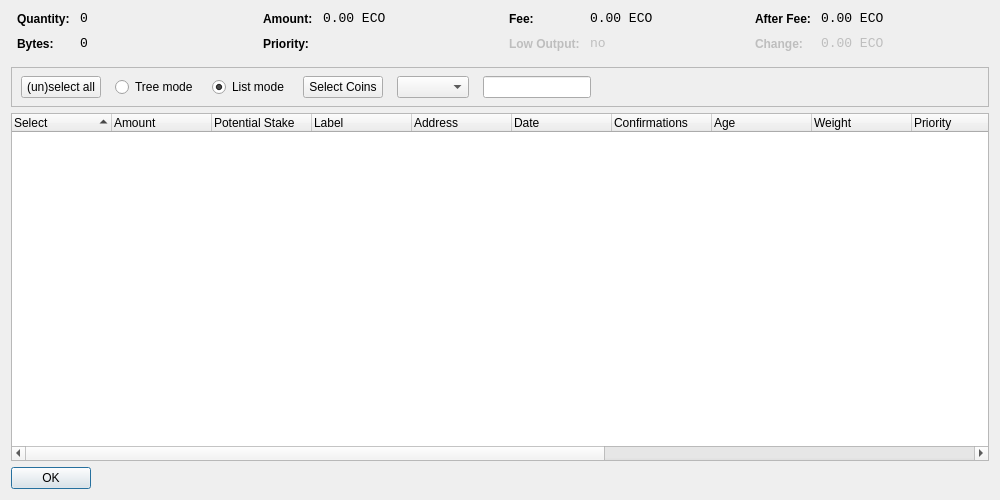
First picture: the form in ecoin/src/qt/forms/coincontroldialog.ui, repository epsylon/ecoin, before the edit.
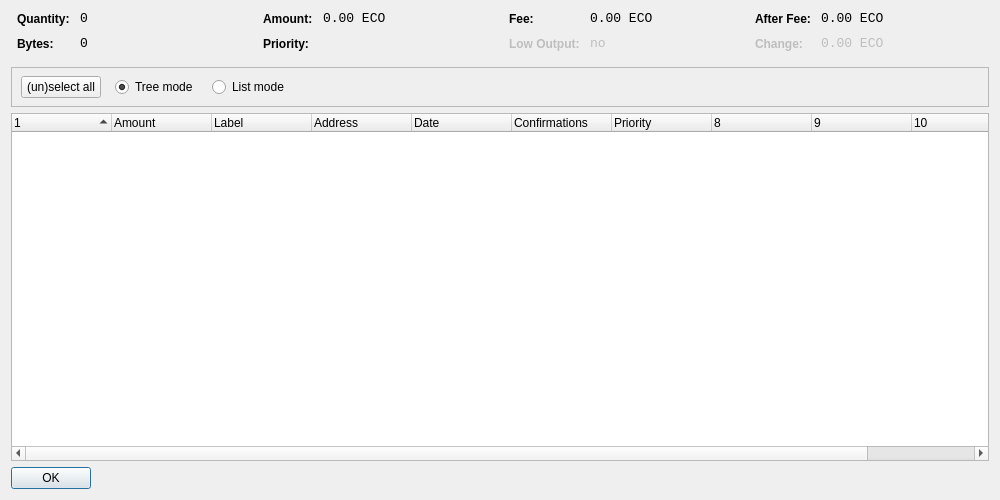
Second picture: the form after the edit. Custom widgets are drawn as their Qt base class.

```diff
--- a/ecoin/src/qt/forms/coincontroldialog.ui
+++ b/ecoin/src/qt/forms/coincontroldialog.ui
@@ -379,7 +379,7 @@
         <height>41</height>
        </rect>
       </property>
-      <layout class="QHBoxLayout" name="horizontalLayoutPanel" stretch="0,0,0,0,0,0,0">
+      <layout class="QHBoxLayout" name="horizontalLayoutPanel" stretch="0,0,0,0,0">
        <property name="spacing">
         <number>14</number>
        </property>
@@ -407,6 +407,9 @@
          <property name="text">
           <string>Tree mode</string>
          </property>
+         <property name="checked">
+          <bool>true</bool>
+         </property>
         </widget>
        </item>
        <item>
@@ -420,38 +423,6 @@
          <property name="text">
           <string>List mode</string>
          </property>
-         <property name="checked">
-          <bool>true</bool>
-         </property>
-        </widget>
-       </item>
-       <item>
-       <widget class="QPushButton" name="pushButtonCustomCC">
-        <property name="text">
-         <string>Select Coins</string>
-        </property>
-       </widget>
-      </item>
-      <item>
-       <widget class="QComboBox" name="QComboBoxFilterCoins"/>
-      </item>
-      <item>
-       <widget class="QLineEdit" name="lineEditCustomCC">
-        <property name="enabled">
-         <bool>true</bool>
-        </property>
-        <property name="sizePolicy">
-         <sizepolicy hsizetype="Fixed" vsizetype="Fixed">
-          <horstretch>0</horstretch>
-          <verstretch>0</verstretch>
-         </sizepolicy>
-        </property>
-        <property name="baseSize">
-         <size>
-          <width>50</width>
-          <height>0</height>
-         </size>
-        </property>
        </widget>
       </item>
        <item>
@@ -480,7 +451,7 @@
       <bool>false</bool>
      </property>
      <property name="columnCount">
-      <number>16</number>
+      <number>11</number>
      </property>
      <attribute name="headerShowSortIndicator" stdset="0">
       <bool>true</bool>
@@ -490,7 +461,7 @@
      </attribute>
      <column>
       <property name="text">
-       <string>Select</string>
+       <string/>
       </property>
      </column>
      <column>
@@ -498,11 +469,6 @@
        <string>Amount</string>
       </property>
      </column>
-     <column>
-      <property name="text">
-       <string>Potential Stake</string>
-       </property>
-     </column>
      <column>
       <property name="text">
        <string>Label</string>
@@ -526,16 +492,6 @@
        <string>Confirmed</string>
       </property>
      </column>
-     <column>
-      <property name="text">
-       <string>Age</string>
-      </property>
-     </column>
-     <column>
-      <property name="text">
-       <string>Weight</string>
-      </property>
-     </column>
      <column>
       <property name="text">
        <string>Priority</string>
@@ -561,16 +517,6 @@
        <string/>
       </property>
      </column>
-     <column>
-      <property name="text">
-       <string/>
-      </property>
-     </column>
-     <column>
-      <property name="text">
-       <string/>
-      </property>
-     </column>
     </widget>
    </item>
    <item>
```
Lines whose indentation alone changed are shown as unchanged.
